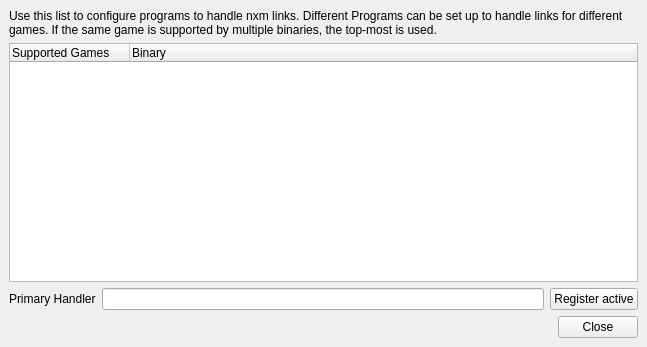
Holt59/mo2-merge, file tools/nxmhandler/src/handlerwindow.ui: the form before one commit.
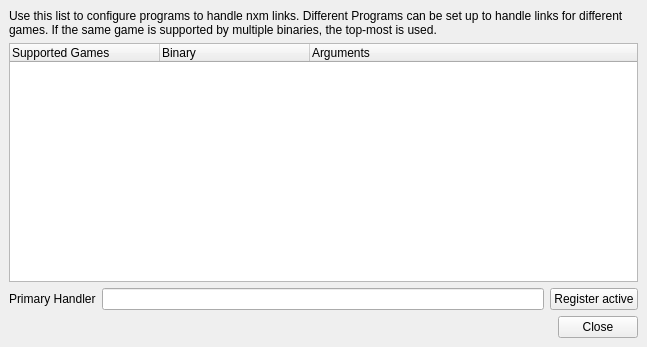
The form after the commit. Icons and pictures are not drawn. Custom widgets are drawn as their Qt base class.

Commit message:
[nxmhandler] Add support for passing arguments to registered binaries
This is primarily to support Vortex which requires a -d argument to pass it an NXM link.  Should also support Kortex and anything else that uses a similar method.

Patch:
```diff
--- a/tools/nxmhandler/src/handlerwindow.ui
+++ b/tools/nxmhandler/src/handlerwindow.ui
@@ -43,7 +43,7 @@
        <bool>false</bool>
       </property>
       <attribute name="headerDefaultSectionSize">
-       <number>120</number>
+       <number>150</number>
       </attribute>
       <column>
        <property name="text">
@@ -55,6 +55,11 @@
         <string>Binary</string>
        </property>
       </column>
+      <column>
+       <property name="text">
+        <string>Arguments</string>
+       </property>
+      </column>
      </widget>
     </item>
     <item>
```
Left out of the diff: 8 changed lines with no effect on the pictures. The commit also changes 7 other files.
